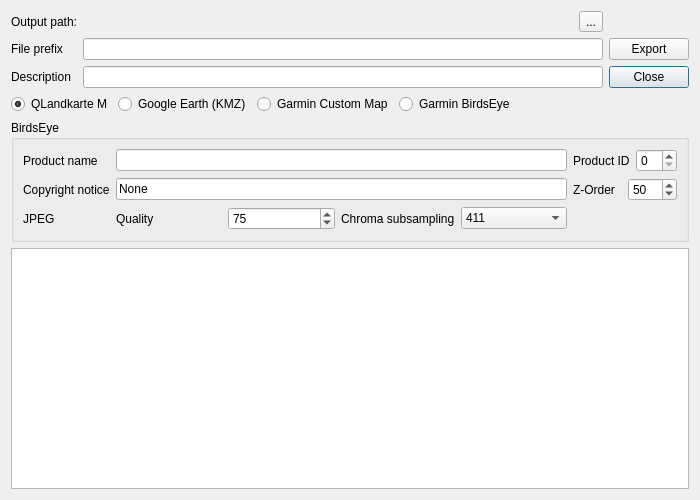
First picture: the form in src/IMapQMAPExport.ui, repository ntruchsess/QLandkarteGT, before the edit.
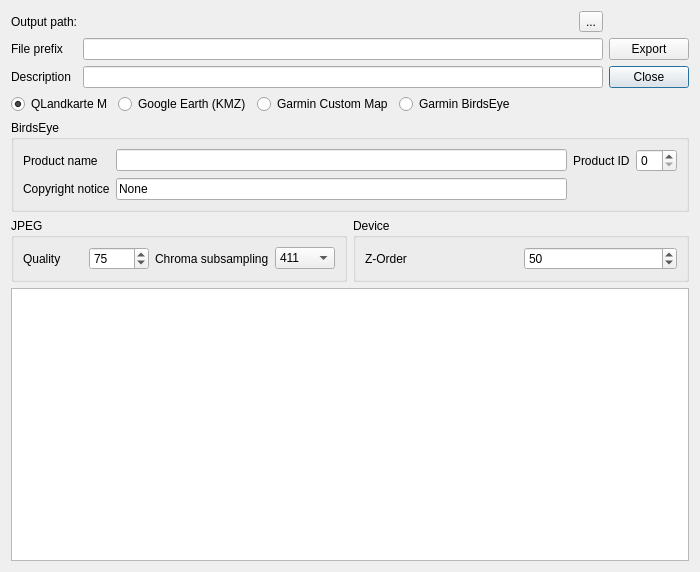
Second picture: the form after the edit.

Diff of the .ui file:
```diff
--- a/src/IMapQMAPExport.ui
+++ b/src/IMapQMAPExport.ui
@@ -7,7 +7,7 @@
     <x>0</x>
     <y>0</y>
     <width>700</width>
-    <height>500</height>
+    <height>572</height>
    </rect>
   </property>
   <property name="windowTitle">
@@ -175,7 +175,20 @@
           </item>
          </layout>
         </item>
-        <item row="2" column="1">
+       </layout>
+      </item>
+     </layout>
+    </widget>
+   </item>
+   <item>
+    <layout class="QHBoxLayout" name="horizontalLayout_5">
+     <item>
+      <widget class="QGroupBox" name="groupJPEG">
+       <property name="title">
+        <string>JPEG</string>
+       </property>
+       <layout class="QGridLayout" name="gridLayout_2">
+        <item row="0" column="0">
          <layout class="QHBoxLayout" name="horizontalLayout_3">
           <item>
            <widget class="QLabel" name="label_7">
@@ -225,14 +238,16 @@
           </item>
          </layout>
         </item>
-        <item row="2" column="0">
-         <widget class="QLabel" name="label_9">
-          <property name="text">
-           <string>JPEG</string>
-          </property>
-         </widget>
-        </item>
-        <item row="1" column="2">
+       </layout>
+      </widget>
+     </item>
+     <item>
+      <widget class="QGroupBox" name="groupDevice">
+       <property name="title">
+        <string>Device</string>
+       </property>
+       <layout class="QGridLayout" name="gridLayout_3">
+        <item row="0" column="0">
          <layout class="QHBoxLayout" name="horizontalLayout_4">
           <item>
            <widget class="QLabel" name="label_10">
@@ -260,9 +275,9 @@
          </layout>
         </item>
        </layout>
-      </item>
-     </layout>
-    </widget>
+      </widget>
+     </item>
+    </layout>
    </item>
    <item>
     <widget class="QTextBrowser" name="textBrowser">
```
